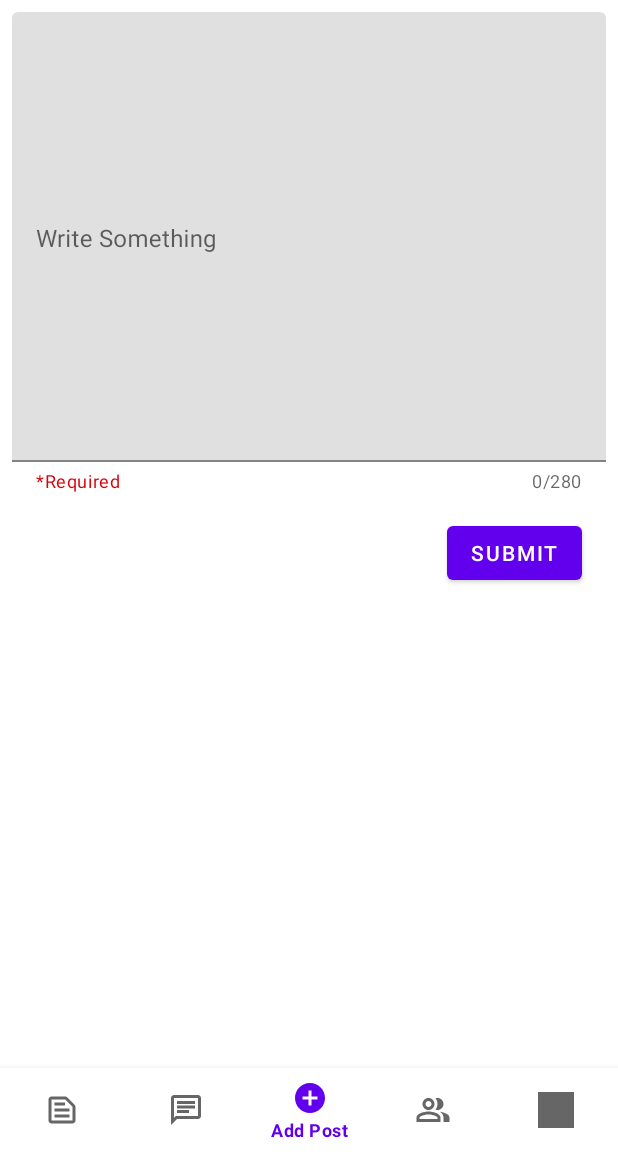
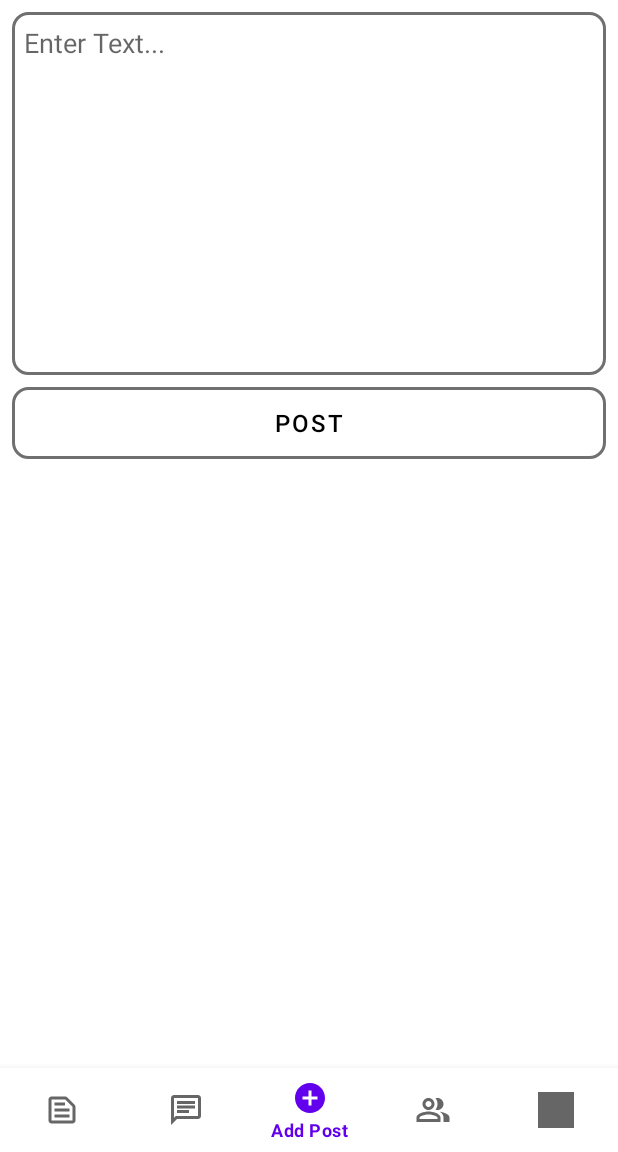
Before and after one commit to RishikeshWadkar/Allies, an Android app: the AddPostFragment screen opened through its navigation route, on a phone screen of 412 x 824 dp, the part 84-1236 px from its top. Run offline under Robolectric (Android 15) with nearby library versions, the phone set to English and light mode, and no system bars; our stand-ins replace Firebase (no records; nobody signed in at launch, a user with empty details on screens opened directly), navigation-ui; pictures from the network do not load; Roboto replaces fonts that are not available here.

Commit message:
Notification icon select issue fixed added more conditions while entering information while sing in and sign up as well as edit profile added more snackbars changed add post layout removed allies post's bug

```diff
--- a/app/src/main/java/com/rishikeshwadkar/socialapp/activities/MainActivity.kt
+++ b/app/src/main/java/com/rishikeshwadkar/socialapp/activities/MainActivity.kt
@@ -49,10 +49,12 @@ class MainActivity : AppCompatActivity(), androidx.appcompat.widget.Toolbar.OnMe
             if(destination.id == R.id.notificationsViewPagerFragment){
                 notificationBtn.setIcon( R.drawable.ic_notification_selected)
                 tempBool = false
+                handler.removeCallbacks(runnable)
             }
             else{
                 notificationBtn.setIcon(R.drawable.ic_no_notification_unselected)
                 tempBool = true
+                handler.removeCallbacks(runnable)
             }
 
             if (destination.id == R.id.chatWithUserFragment){
--- a/app/src/main/java/com/rishikeshwadkar/socialapp/fragments/notification/NotificationsViewPagerFragment.kt
+++ b/app/src/main/java/com/rishikeshwadkar/socialapp/fragments/notification/NotificationsViewPagerFragment.kt
@@ -34,7 +34,7 @@ class NotificationsViewPagerFragment : Fragment() {
         viewPager2.orientation = ViewPager2.ORIENTATION_HORIZONTAL
         viewPager2.adapter = vpAdapter
 
-        tabLayout.getTabAt(0)?.orCreateBadge?.number = 1
+        tabLayout.getTabAt(0)?.orCreateBadge?.number = 0
 
         if (tabLayout.getTabAt(0)?.badge?.number == 0)
             tabLayout.getTabAt(0)!!.removeBadge()
--- /dev/null
+++ b/app/src/main/res/drawable/add_post_background_shape.xml
@@ -0,0 +1,6 @@
+<?xml version="1.0" encoding="utf-8"?>
+<shape xmlns:android="http://schemas.android.com/apk/res/android">
+    <corners android:radius="10dp"/>
+    <stroke android:color="@color/gray" android:width="2dp"/>
+
+</shape>
--- a/app/src/main/res/layout/fragment_add_post.xml
+++ b/app/src/main/res/layout/fragment_add_post.xml
@@ -2,48 +2,53 @@
 <androidx.constraintlayout.widget.ConstraintLayout xmlns:android="http://schemas.android.com/apk/res/android"
     xmlns:app="http://schemas.android.com/apk/res-auto"
     xmlns:tools="http://schemas.android.com/tools"
+    android:id="@+id/addPostConstraintLayout"
     android:layout_width="match_parent"
     android:layout_height="match_parent"
     tools:context=".fragments.post.AddPostFragment">
 
-    <com.google.android.material.textfield.TextInputLayout
+    <com.google.android.material.textfield.TextInputEditText
         android:id="@+id/addPostTextInput"
-        android:layout_width="match_parent"
-        android:layout_height="wrap_content"
+        android:layout_width="0dp"
+        android:layout_height="242dp"
         android:layout_marginStart="8dp"
-        android:layout_marginLeft="8dp"
         android:layout_marginTop="8dp"
         android:layout_marginEnd="8dp"
-        android:layout_marginRight="8dp"
-        android:hint="Write Something"
-        app:counterEnabled="true"
-        app:counterMaxLength="280"
-        app:helperText="*Required"
-        app:helperTextTextColor="@color/red"
-        app:hintEnabled="true"
+        android:background="@drawable/add_post_background_shape"
+        android:ems="10"
+        android:gravity="clip_vertical"
+        android:hint="Enter Text..."
+        android:inputType="textMultiLine|text"
+        android:padding="8dp"
+        android:singleLine="false"
         app:layout_constraintEnd_toEndOf="parent"
         app:layout_constraintStart_toStartOf="parent"
-        app:layout_constraintTop_toTopOf="parent">
+        app:layout_constraintTop_toTopOf="parent" />
 
-        <com.google.android.material.textfield.TextInputEditText
-            android:id="@+id/addPostTextInputText"
-            android:layout_width="match_parent"
-            android:layout_height="300dp"
-            android:gravity="top"
-            android:inputType="text"
-            android:maxLength="280"
-            android:singleLine="false"
-            android:maxLines="5"/>
-    </com.google.android.material.textfield.TextInputLayout>
+    <TextView
+        android:id="@+id/add_post_helper_text"
+        android:layout_width="wrap_content"
+        android:layout_height="wrap_content"
+        android:text="TextView"
+        android:textColor="#FF0000"
+        android:textSize="12sp"
+        android:visibility="gone"
+        app:layout_constraintStart_toStartOf="@+id/addPostTextInput"
+        app:layout_constraintTop_toBottomOf="@+id/addPostTextInput"
+        tools:visibility="visible" />
 
     <Button
         android:id="@+id/submitPostbtn"
-        android:layout_width="wrap_content"
+        android:layout_width="0dp"
         android:layout_height="wrap_content"
-        android:layout_marginTop="16dp"
-        android:layout_marginEnd="24dp"
-        android:layout_marginRight="24dp"
-        android:text="Submit"
-        app:layout_constraintEnd_toEndOf="parent"
-        app:layout_constraintTop_toBottomOf="@+id/addPostTextInput" />
+        android:layout_marginTop="8dp"
+        android:background="@drawable/add_post_background_shape"
+        android:text="POST"
+        android:textColor="#000000"
+        android:textSize="16sp"
+        app:backgroundTint="@null"
+        app:layout_constraintEnd_toEndOf="@+id/addPostTextInput"
+        app:layout_constraintStart_toStartOf="@+id/addPostTextInput"
+        app:layout_constraintTop_toBottomOf="@+id/add_post_helper_text" />
+
 </androidx.constraintlayout.widget.ConstraintLayout>
--- a/app/src/main/res/layout/fragment_setup_password.xml
+++ b/app/src/main/res/layout/fragment_setup_password.xml
@@ -2,6 +2,7 @@
 <androidx.constraintlayout.widget.ConstraintLayout xmlns:android="http://schemas.android.com/apk/res/android"
     xmlns:app="http://schemas.android.com/apk/res-auto"
     xmlns:tools="http://schemas.android.com/tools"
+    android:id="@+id/setupPasswordConstraintLayout"
     android:layout_width="match_parent"
     android:layout_height="match_parent"
     tools:context=".fragments.authentication.SetupPassword">
@@ -43,9 +44,9 @@
         android:layout_marginEnd="32dp"
         android:layout_marginRight="32dp"
         android:hint="Password"
-        app:helperTextTextColor="#FF0000"
         app:counterEnabled="true"
         app:endIconMode="custom"
+        app:helperTextTextColor="#FF0000"
         app:layout_constraintBottom_toTopOf="@+id/confirm_confirm_pass"
         app:layout_constraintEnd_toEndOf="parent"
         app:layout_constraintHorizontal_bias="0.5"
@@ -72,9 +73,9 @@
         android:layout_marginEnd="32dp"
         android:layout_marginRight="32dp"
         android:hint="Confirm Password"
+        app:counterEnabled="true"
         app:endIconMode="password_toggle"
         app:helperTextTextColor="#FF0000"
-        app:counterEnabled="true"
         app:layout_constraintBottom_toTopOf="@+id/confirm_submit_button"
         app:layout_constraintEnd_toEndOf="parent"
         app:layout_constraintHorizontal_bias="0.5"
--- a/app/src/main/res/layout/users_item_view.xml
+++ b/app/src/main/res/layout/users_item_view.xml
@@ -48,7 +48,7 @@
         android:textColor="#000000"
         android:textSize="18sp"
         app:layout_constraintBottom_toBottomOf="@+id/users_item_image"
-        app:layout_constraintEnd_toEndOf="parent"
+        app:layout_constraintEnd_toStartOf="@+id/user_item_red_badge"
         app:layout_constraintStart_toEndOf="@+id/users_item_image"
         app:layout_constraintTop_toBottomOf="@+id/users_item_name" />
 
@@ -65,11 +65,11 @@
         android:id="@+id/user_item_red_badge"
         android:layout_width="14dp"
         android:layout_height="14dp"
-        android:layout_marginTop="8dp"
         android:layout_marginEnd="8dp"
+        android:background="@drawable/red_badge_mine"
         android:scaleType="centerInside"
-        android:background="@drawable/red_badge_mine"
         android:visibility="gone"
+        app:layout_constraintBottom_toBottomOf="parent"
         app:layout_constraintEnd_toEndOf="parent"
         app:layout_constraintTop_toTopOf="parent"
         tools:visibility="visible" />
```
Also changed, not shown: app/src/main/java/com/rishikeshwadkar/socialapp/data/adapter/PostAdapter.kt (+11 -1 lines), app/src/main/java/com/rishikeshwadkar/socialapp/fragments/authentication/SetupPassword.kt (+20 -4 lines), app/src/main/java/com/rishikeshwadkar/socialapp/fragments/authentication/SignUpFragment.kt (+36 -6 lines), app/src/main/java/com/rishikeshwadkar/socialapp/fragments/authentication/SigninFragment.kt (+17 -0 lines), app/src/main/java/com/rishikeshwadkar/socialapp/fragments/post/AddPostFragment.kt (+21 -7 lines), app/src/main/java/com/rishikeshwadkar/socialapp/fragments/post/AlliesPostFragment.kt (+9 -0 lines), app/src/main/java/com/rishikeshwadkar/socialapp/fragments/profile/EditProfileFragment.kt (+18 -5 lines).
